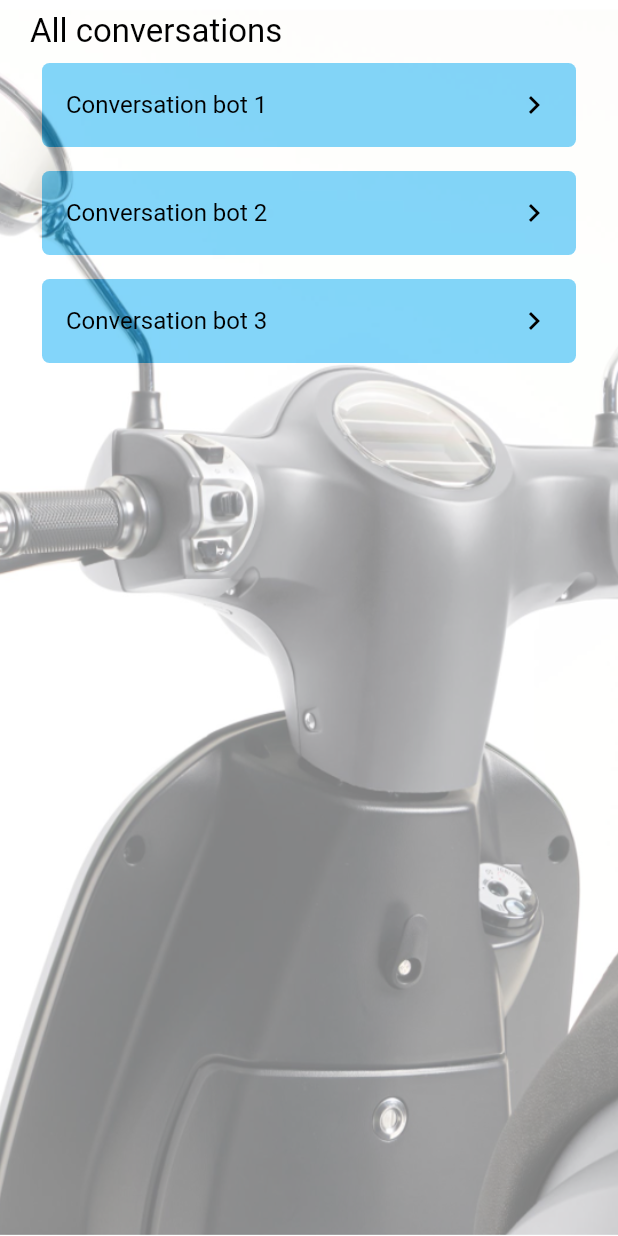
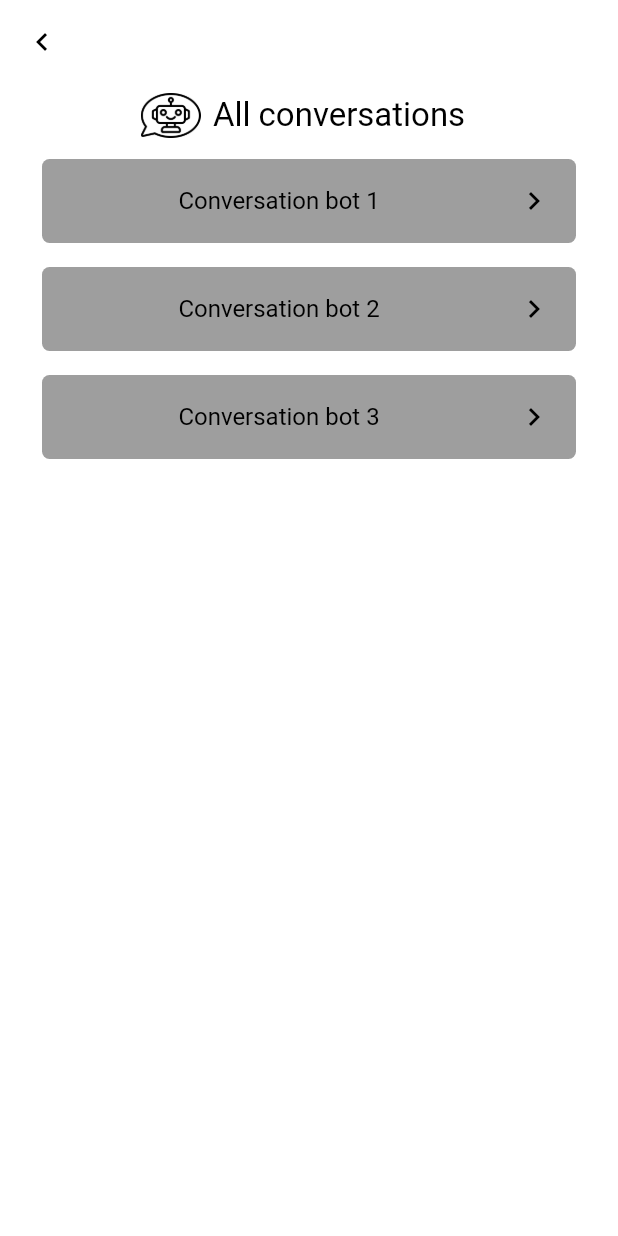
Before and after one commit to Hackathon-Brumaire/frontend, a Flutter app: the screen it shows after launch, on a phone screen of 412 x 824 dp. Run offline on Flutter 3.47's test engine with Material 2 defaults, Android fonts, the phone set to English and light mode, and no system bars; our stand-ins replace auto_route, youtube_player_flutter; Roboto replaces fonts that are missing (Russo One).

Commit message:
all_conversations with design

```diff
--- a/lib/main.dart
+++ b/lib/main.dart
@@ -2,6 +2,7 @@ import 'package:brumaire_frontend/router.gr.dart';
 import 'package:brumaire_frontend/ui/theme/i_theme_styles.dart';
 import 'package:brumaire_frontend/ui/theme/light_theme_styles.dart';
 import 'package:flutter/material.dart';
+
 
 void main() {
   runApp(RootWidget());
@@ -16,11 +17,15 @@ class RootWidget extends StatelessWidget {
       routeInformationParser:
           _appRouter.defaultRouteParser(includePrefixMatches: true),
       routerDelegate: _appRouter.delegate(),
-      supportedLocales: const <Locale>[
-        Locale('en', ''),
-        Locale('fr', ''),
-      ],
-      localizationsDelegates: const [],
+      // supportedLocales: const <Locale>[
+      //   Locale('en', ''),
+      //   Locale('fr', ''),
+      // ],
+      // localizationsDelegates: [
+      //   // GlobalMaterialLocalizations.delegate,
+      //   // GlobalWidgetsLocalizations.delegate,
+      //   // GlobalCupertinoLocalizations.delegate
+      // ],
       localeResolutionCallback: (locale, supportedLocales) {
         // Check if the current device locale is supported
         for (final supportedLocale in supportedLocales) {
--- a/lib/ui/pages/all_conversations_page.dart
+++ b/lib/ui/pages/all_conversations_page.dart
@@ -1,6 +1,7 @@
 import 'package:brumaire_frontend/ui/theme/i_theme_styles.dart';
 import 'package:brumaire_frontend/ui/theme/styles.dart';
 import 'package:flutter/material.dart';
+import 'package:flutter/services.dart';
 
 class AllConversationsPage extends StatelessWidget {
   const AllConversationsPage({Key? key}) : super(key: key);
@@ -8,28 +9,44 @@ class AllConversationsPage extends StatelessWidget {
   @override
   Widget build(BuildContext context) {
     return Scaffold(
-      // appBar: AppBar(
-      //   leading: IconButton(
-      //     icon: const Icon(Icons.chevron_left),
-      //     onPressed: () => Navigator.of(context).pop()
+      appBar: AppBar(
+        systemOverlayStyle: const SystemUiOverlayStyle(
+          statusBarColor: Colors.white,
+        ),
+        elevation: 0,
+        leading: IconButton(
+            icon: const Icon(Icons.chevron_left),
+            onPressed: () => Navigator.of(context).pop()),
+      ),
+      body: Scaffold(
+        body: Stack(
+          children: [
+            // Positioned.fill(
+            //   child: Container(
+            //     decoration: const BoxDecoration(
+            //       image: DecorationImage(
+            //         image: AssetImage(
+            //             "assets/images/image_fond_conversation_chat_bot.png"),
+            //         fit: BoxFit.cover,
+            //       ),
+            //     ),
             //   ),
             // ),
-      body: Scaffold(
-        body: Container(
-          decoration: const BoxDecoration(
-            image: DecorationImage(
-              image: AssetImage("assets/images/image_fond_conversation_chat_bot.png"),
-              fit: BoxFit.cover,
-            ),
-          ),
+            Container(
               child: Padding(
                 padding: const EdgeInsets.symmetric(horizontal: 20),
                 child: Column(
                   children: [
                     Row(
+                      mainAxisAlignment: MainAxisAlignment.center,
                       children: [
+                        Image.asset(
+                          "assets/images/chat_bot_icone.png",
+                          height: 40,
+                          width: 40,
+                        ),
                         Padding(
-                      padding: const EdgeInsets.only(top: 8.0),
+                          padding: const EdgeInsets.all(8.0),
                           child: Text("All conversations",
                               style: context.theme.primaryTextTheme.headline2
                                   ?.copyWith(color: AppColors().black)),
@@ -45,9 +62,11 @@ class AllConversationsPage extends StatelessWidget {
                               child: ListTile(
                                 shape: RoundedRectangleBorder(
                                     borderRadius: BorderRadius.circular(5.0)),
-                            tileColor: Colors.lightBlue,
+                                tileColor: Colors.grey,
                                 title: Text(
-                                "Conversation bot " + (index + 1).toString()),
+                                    "Conversation bot " +
+                                        (index + 1).toString(),
+                                    textAlign: TextAlign.center),
                                 trailing: const Icon(
                                   Icons.chevron_right,
                                   color: Colors.black,
@@ -60,6 +79,8 @@ class AllConversationsPage extends StatelessWidget {
                 ),
               ),
             ),
+          ],
+        ),
       ),
     );
   }
--- a/lib/ui/widgets/text_with_style.dart
+++ /dev/null
@@ -1,9 +0,0 @@
-import 'package:flutter/material.dart';
-
-class TextWithStyle extends Text {
-  TextWithStyle(String data, {color, textAlign = TextAlign.center, factor = 1.1, textStyle})
-      : super(data,
-            textAlign: textAlign,
-            textScaleFactor: factor,
-            style: textStyle ?? TextStyle(color: color));
-}
```
Also changed, not shown: assets/images/chat_bot_icone.png (added). Lines whose indentation alone changed are shown as unchanged.
